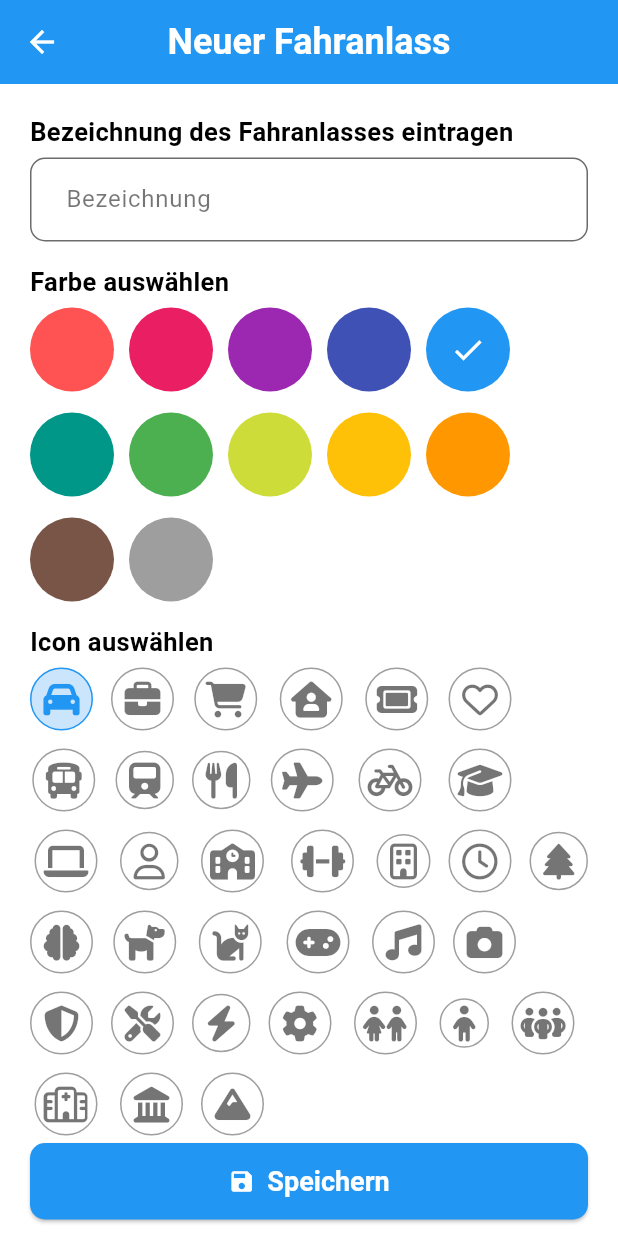
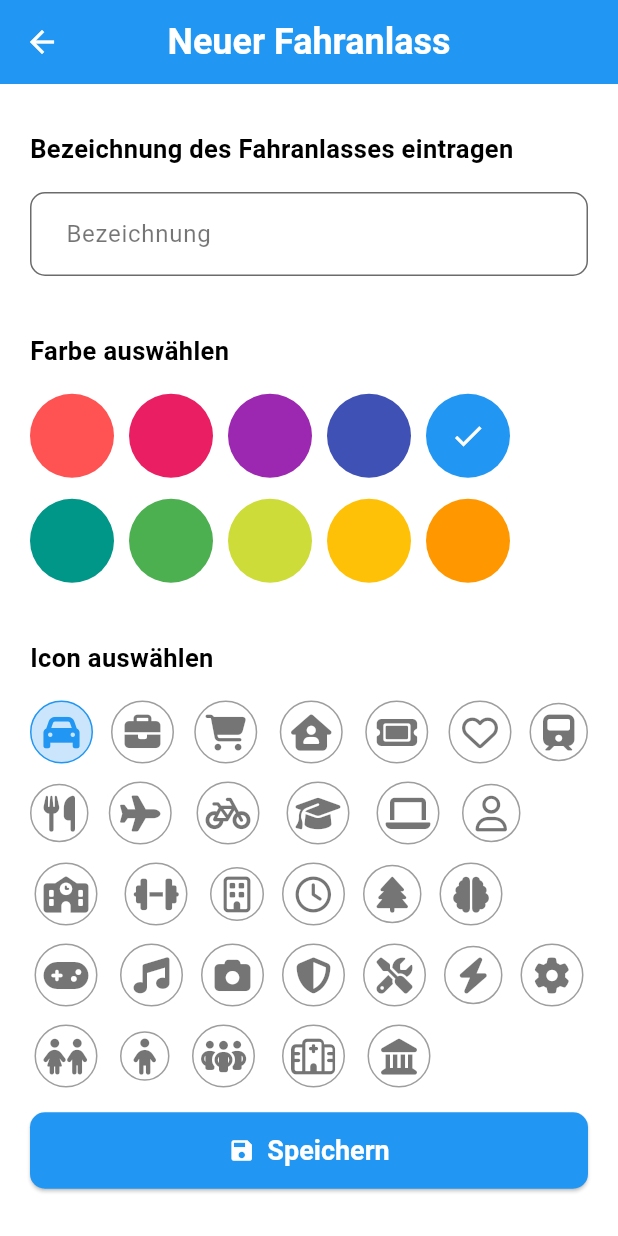
Before and after one commit to Salih-Erkan/fartenbuch, a Flutter app: the FahranlassScreen screen opened directly, after a tap on the "add" icon, on a phone screen of 412 x 824 dp. Run offline on Flutter 3.47's test engine with Material 3 defaults, Android fonts, the phone set to English and light mode, and no system bars; our stand-ins replace flutter_dotenv, font_awesome_flutter, google_maps_flutter, lottie, supabase_flutter; accounts and stored records are empty.

Commit message:
Refactor Fahranlass and Fahrt models to include IDs, update database repository methods, and modify UI components for improved navigation and data handling

```diff
--- a/lib/src/data/database_repository.dart
+++ b/lib/src/data/database_repository.dart
@@ -2,6 +2,6 @@ import 'package:fartenbuch/src/features/farten/domain/fahrt.dart';
 import 'package:fartenbuch/src/features/home/domain/fahranlass.dart';
 
 abstract class DatabaseRepository {
-  Future<List<Fahrt>> getFahrten();
+  Future<List<Fahrt>> getFahrten(String fahranlassId);
   Future<List<Fahranlass>> getFahranlaesse();
 }
--- a/lib/src/data/mock_database_repository.dart
+++ b/lib/src/data/mock_database_repository.dart
@@ -7,9 +7,10 @@ import 'package:font_awesome_flutter/font_awesome_flutter.dart';
 
 class MockDatabaseRepository implements DatabaseRepository {
   @override
-  Future<List<Fahrt>> getFahrten() async {
+  Future<List<Fahrt>> getFahrten(String fahranlassId) async {
     return [
       Fahrt(
+        fahrtenanlassId: '1',
         start: Adresse(
           ort: 'Berlin',
           strasse: 'Alexanderplatz',
@@ -38,6 +39,7 @@ class MockDatabaseRepository implements DatabaseRepository {
         kontakt: 'Max Mustermann',
       ),
       Fahrt(
+        fahrtenanlassId: '2',
         start: Adresse(
           ort: 'Dortmund',
           strasse: 'Hansaplatz',
@@ -66,6 +68,7 @@ class MockDatabaseRepository implements DatabaseRepository {
         kontakt: 'John Doe',
       ),
       Fahrt(
+        fahrtenanlassId: '1',
         start: Adresse(
           ort: 'Berlin',
           strasse: 'Alexanderplatz',
@@ -93,32 +96,43 @@ class MockDatabaseRepository implements DatabaseRepository {
         firma: 'Universität Berlin',
         kontakt: 'Lisa Müller',
       ),
-    ];
+    ].where((fahrt) => fahrt.fahrtenanlassId == fahranlassId).toList();
   }
 
-  @override
-  Future<List<Fahranlass>> getFahranlaesse() async {
-    return [
+  final List<Fahranlass> _fahranleasse = [
     Fahranlass(
+      id: '1',
       name: 'Arbeit',
       icon: FontAwesomeIcons.briefcase,
       color: Colors.indigo,
     ),
     Fahranlass(
+      id: '2',
       name: 'Einkauf',
       icon: FontAwesomeIcons.cartShopping,
       color: Colors.pink,
     ),
     Fahranlass(
+      id: '3',
       name: 'Freizeit',
       icon: FontAwesomeIcons.ticket,
       color: Colors.cyan,
     ),
     Fahranlass(
+      id: '4',
       name: 'Familie',
       icon: FontAwesomeIcons.houseUser,
       color: Colors.green,
     ),
   ];
+
+  Future<void> createFahranlass(Fahranlass fahranlass) async {
+    _fahranleasse.add(fahranlass);
+  }
+
+  @override
+  Future<List<Fahranlass>> getFahranlaesse() async {
+    // TODO: implement getFahranlaesse
+    return _fahranleasse;
   }
 }
--- a/lib/src/data/supabase_database_repository.dart
+++ b/lib/src/data/supabase_database_repository.dart
@@ -1,4 +1,4 @@
-import 'package:fartenbuch/src/features/home/domain/fahranlass.dart';
+/*import 'package:fartenbuch/src/features/home/domain/fahranlass.dart';
 import 'package:supabase_flutter/supabase_flutter.dart';
 import 'package:fartenbuch/src/data/database_repository.dart';
 import 'package:fartenbuch/src/features/farten/domain/adresse.dart';
@@ -49,3 +49,4 @@ class SupabaseDatabaseRepository implements DatabaseRepository {
     throw UnimplementedError();
   }
 }
+*/
--- a/lib/src/features/farten/domain/fahrt.dart
+++ b/lib/src/features/farten/domain/fahrt.dart
@@ -1,6 +1,7 @@
 import 'package:fartenbuch/src/features/farten/domain/adresse.dart';
 
 class Fahrt {
+  final String fahrtenanlassId;
   final Adresse start;
   final Adresse ziel;
   final int entfernung;
@@ -15,6 +16,7 @@ class Fahrt {
   final String kontakt;
 
   Fahrt({
+    required this.fahrtenanlassId,
     required this.start,
     required this.ziel,
     required this.entfernung,
--- a/lib/src/features/home/domain/fahranlass.dart
+++ b/lib/src/features/home/domain/fahranlass.dart
@@ -1,9 +1,15 @@
 import 'package:flutter/material.dart';
 
 class Fahranlass {
+  final String id;
   final String name;
   final IconData icon;
   final Color color;
 
-  Fahranlass({required this.name, required this.icon, required this.color});
+  Fahranlass({
+    required this.id,
+    required this.name,
+    required this.icon,
+    required this.color,
+  });
 }
--- a/lib/src/features/home/presentation/fahr_anlass_screen.dart
+++ b/lib/src/features/home/presentation/fahr_anlass_screen.dart
@@ -2,7 +2,6 @@ import 'package:fartenbuch/src/features/home/domain/fahranlass.dart';
 import 'package:fartenbuch/src/features/home/presentation/fahranlass_erstellen_screen.dart';
 import 'package:fartenbuch/src/features/home/presentation/widget/fahranlass_card.dart';
 import 'package:flutter/material.dart';
-import 'package:fartenbuch/src/data/database_repository.dart';
 import 'package:fartenbuch/src/data/mock_database_repository.dart';
 
 class FahranlassScreen extends StatefulWidget {
@@ -13,7 +12,7 @@ class FahranlassScreen extends StatefulWidget {
 }
 
 class _FahranlassScreenState extends State<FahranlassScreen> {
-  final DatabaseRepository repository = MockDatabaseRepository();
+  final MockDatabaseRepository repository = MockDatabaseRepository();
   late Future<List<Fahranlass>> _futureKategorien;
   List<Fahranlass> _kategorien = [];
 
@@ -39,7 +38,9 @@ class _FahranlassScreenState extends State<FahranlassScreen> {
           final neuerAnlass = await Navigator.push<Fahranlass>(
             context,
             MaterialPageRoute(
-              builder: (context) => const FahranlassErstellenScreen(),
+              builder:
+                  (context) =>
+                       FahranlassErstellenScreen(repository: repository),
             ),
           );
 
--- a/lib/src/features/home/presentation/fahranlass_erstellen_screen.dart
+++ b/lib/src/features/home/presentation/fahranlass_erstellen_screen.dart
@@ -1,9 +1,12 @@
+import 'package:fartenbuch/src/data/mock_database_repository.dart';
 import 'package:flutter/material.dart';
 import 'package:font_awesome_flutter/font_awesome_flutter.dart';
 import 'package:fartenbuch/src/features/home/domain/fahranlass.dart';
 
 class FahranlassErstellenScreen extends StatefulWidget {
-  const FahranlassErstellenScreen({super.key});
+  final MockDatabaseRepository repository;
+
+  const FahranlassErstellenScreen({super.key, required this.repository});
 
   @override
   State<FahranlassErstellenScreen> createState() =>
@@ -14,6 +17,12 @@ class _FahranlassErstellenScreenState extends State<FahranlassErstellenScreen> {
   final nameController = TextEditingController();
   Color selectedColor = Colors.blue;
   IconData selectedIcon = FontAwesomeIcons.car;
+
+  @override
+  void dispose() {
+    nameController.dispose();
+    super.dispose();
+  }
 
   final List<Color> availableColors = [
     Colors.redAccent,
@@ -26,8 +35,6 @@ class _FahranlassErstellenScreenState extends State<FahranlassErstellenScreen> {
     Colors.lime,
     Colors.amber,
     Colors.orange,
-    Colors.brown,
-    Colors.grey,
   ];
 
   final List<IconData> iconChoices = [
@@ -37,7 +44,6 @@ class _FahranlassErstellenScreenState extends State<FahranlassErstellenScreen> {
     FontAwesomeIcons.houseUser,
     FontAwesomeIcons.ticket,
     FontAwesomeIcons.heart,
-    FontAwesomeIcons.bus,
     FontAwesomeIcons.train,
     FontAwesomeIcons.utensils,
     FontAwesomeIcons.plane,
@@ -51,8 +57,6 @@ class _FahranlassErstellenScreenState extends State<FahranlassErstellenScreen> {
     FontAwesomeIcons.clock,
     FontAwesomeIcons.tree,
     FontAwesomeIcons.brain,
-    FontAwesomeIcons.dog,
-    FontAwesomeIcons.cat,
     FontAwesomeIcons.gamepad,
     FontAwesomeIcons.music,
     FontAwesomeIcons.camera,
@@ -65,18 +69,20 @@ class _FahranlassErstellenScreenState extends State<FahranlassErstellenScreen> {
     FontAwesomeIcons.peopleGroup, // NEU
     FontAwesomeIcons.hospital, // NEU
     FontAwesomeIcons.landmark, // NEU
-    FontAwesomeIcons.mountain, // NEU
   ];
 
-  void _submit() {
+  Future<void> _submit() async {
     final name = nameController.text.trim();
     if (name.isEmpty) return;
 
     final neuerAnlass = Fahranlass(
+      id: DateTime.now().millisecondsSinceEpoch.toString(),
       name: name,
       icon: selectedIcon,
       color: selectedColor,
     );
+
+    await widget.repository.createFahranlass(neuerAnlass);
 
     Navigator.pop(context, neuerAnlass);
   }
```
Also changed, not shown: lib/src/features/auth/presentation/login_screen.dart (+30 -7 lines), lib/src/features/farten/presentation/fahrt_list_screen.dart (+10 -7 lines), lib/src/features/home/presentation/widget/fahranlass_card.dart (+6 -3 lines), 1 other file. Lines whose indentation alone changed are shown as unchanged.
